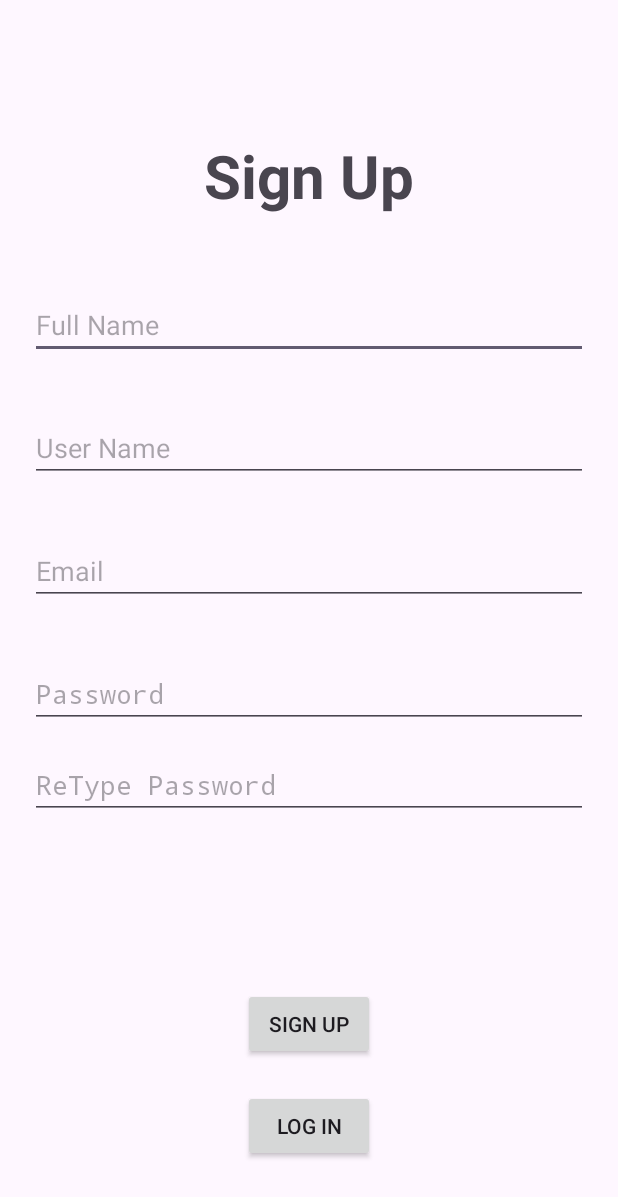
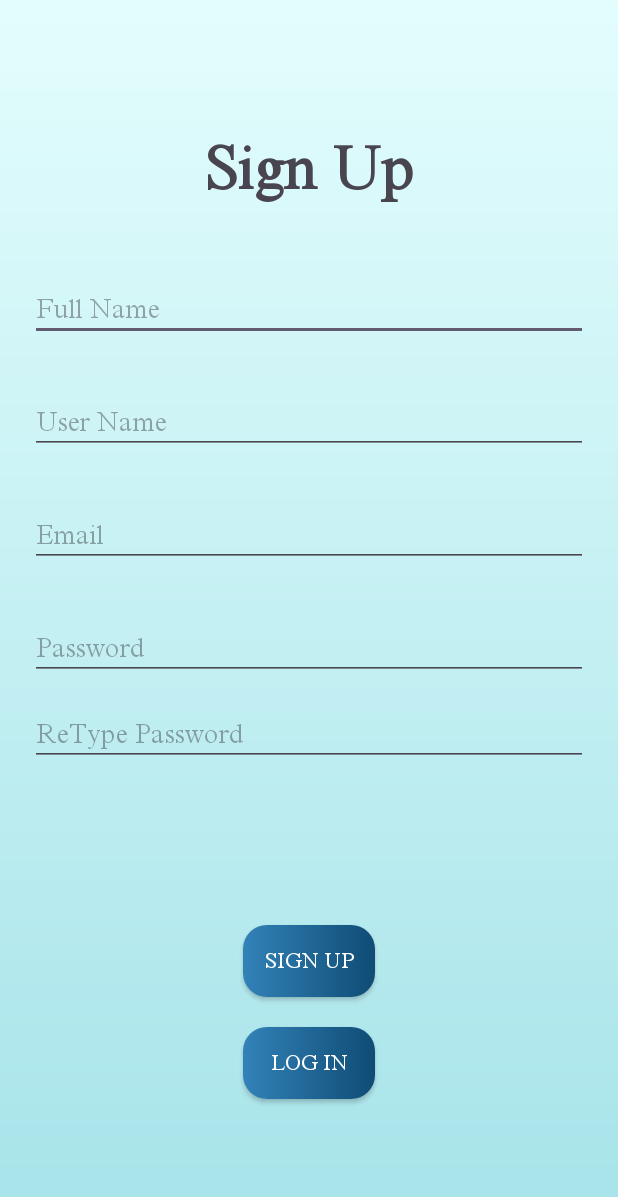
Before and after one commit to VOU-realtimegames-marketing/MobileCustomer, an Android app: the screen it shows after launch (SignUpActivity), after a tap on "SIGN UP", on a phone screen of 412 x 824 dp. Shown: the top 1197 px of the screen. Run offline under Robolectric (Android 15) with nearby library versions, the phone set to English and light mode, and no system bars; libraries missing offline, so code that uses them is left out: io.grpc, vou.proto; 1 other tap on this screen came first.

Commit message:
Layout sơ bộ

```diff
--- /dev/null
+++ b/app/src/main/res/drawable/background.xml
@@ -0,0 +1,8 @@
+<shape xmlns:android="http://schemas.android.com/apk/res/android">
+    <gradient
+        android:angle="270"
+        android:startColor="#E3FDFD"
+        android:endColor="#A6E3E9"
+        android:type="linear">
+    </gradient>
+</shape>
--- /dev/null
+++ b/app/src/main/res/drawable/button_background.xml
@@ -0,0 +1,22 @@
+<selector xmlns:android="http://schemas.android.com/apk/res/android">
+    <item android:state_pressed="true">
+        <shape>
+            <gradient
+                android:angle="0"
+                android:startColor="#1F5BA9"
+                android:endColor="#0B3754"
+                android:type="linear" />
+            <corners android:radius="16dp" />
+        </shape>
+    </item>
+    <item>
+        <shape>
+            <gradient
+                android:angle="0"
+                android:startColor="#3282B8"
+                android:endColor="#0F4C75"
+                android:type="linear" />
+            <corners android:radius="16dp" />
+        </shape>
+    </item>
+</selector>
--- a/app/src/main/res/layout/activity_sign_up.xml
+++ b/app/src/main/res/layout/activity_sign_up.xml
@@ -4,11 +4,13 @@
     android:layout_height="match_parent"
     android:layout_width="match_parent"
     android:orientation="vertical"
-    android:padding="20dp">
+    android:padding="20dp"
+    android:background="@drawable/background">
     <TextView
         android:layout_width="match_parent"
         android:layout_height="wrap_content"
         android:text="Sign Up"
+        android:fontFamily="@font/timesnewroman"
         android:textStyle="bold"
         android:textSize="40sp"
         android:gravity="center"
@@ -19,6 +21,7 @@
         android:layout_marginTop="50dp"
         android:layout_width="match_parent"
         android:layout_height="wrap_content"
+        android:fontFamily="@font/timesnewroman"
         android:hint="Full Name"/>
 
     <TextView
@@ -27,6 +30,7 @@
         android:layout_width="match_parent"
         android:layout_height="wrap_content"
         android:text=""
+        android:fontFamily="@font/timesnewroman"
         android:textColor="@color/error_color"/>
 
     <EditText
@@ -34,6 +38,7 @@
         android:layout_marginTop="15dp"
         android:layout_width="match_parent"
         android:layout_height="wrap_content"
+        android:fontFamily="@font/timesnewroman"
         android:hint="User Name"/>
     <TextView
         android:id="@+id/txtErrorMsgUserName"
@@ -41,6 +46,7 @@
         android:layout_width="match_parent"
         android:layout_height="wrap_content"
         android:text=""
+        android:fontFamily="@font/timesnewroman"
         android:textColor="@color/error_color"/>
 
     <EditText
@@ -48,6 +54,7 @@
         android:layout_marginTop="15dp"
         android:layout_width="match_parent"
         android:layout_height="wrap_content"
+        android:fontFamily="@font/timesnewroman"
         android:hint="Email"/>
     <TextView
         android:id="@+id/txtErrorMsgEmail"
@@ -55,6 +62,7 @@
         android:layout_width="match_parent"
         android:layout_height="wrap_content"
         android:text=""
+        android:fontFamily="@font/timesnewroman"
         android:textColor="@color/error_color"/>
 
     <EditText
@@ -63,6 +71,7 @@
         android:layout_height="wrap_content"
         android:hint="Password"
         android:layout_marginTop="15dp"
+        android:fontFamily="@font/timesnewroman"
         android:inputType="textPassword"
         />
 
@@ -73,6 +82,7 @@
         android:hint="ReType Password"
         android:layout_marginTop="15dp"
         android:inputType="textPassword"
+        android:fontFamily="@font/timesnewroman"
         />
 
 
@@ -83,6 +93,7 @@
         android:textSize="15sp"
         android:layout_marginTop="10dp"
         android:text=""
+        android:fontFamily="@font/timesnewroman"
         android:textColor="@color/error_color"/>
 
     <TextView
@@ -92,14 +103,18 @@
         android:textSize="15sp"
         android:layout_marginTop="10dp"
         android:text=""
+        android:fontFamily="@font/timesnewroman"
         android:textColor="@color/error_color"/>
 
     <Button
         android:id="@+id/btnSignUp"
         android:layout_height="wrap_content"
         android:layout_width="wrap_content"
+        android:background="@drawable/button_background"
         android:layout_gravity="center"
         android:layout_marginTop="50dp"
+        android:fontFamily="@font/timesnewroman"
+        android:textColor="@color/white"
         android:text="Sign Up"/>
 
     <Button
@@ -107,7 +122,10 @@
         android:layout_width="wrap_content"
         android:layout_height="wrap_content"
         android:text="Log In"
+        android:background="@drawable/button_background"
         android:layout_gravity="center"
+        android:fontFamily="@font/timesnewroman"
+        android:textColor="@color/white"
         android:layout_marginTop="20dp"/>
 
 </LinearLayout>
--- a/app/src/main/res/layout/popup_waiting.xml
+++ b/app/src/main/res/layout/popup_waiting.xml
@@ -2,7 +2,7 @@
 <RelativeLayout xmlns:android="http://schemas.android.com/apk/res/android"
     android:layout_width="wrap_content"
     android:layout_height="wrap_content"
-    >
+    android:background="#BBE1FA">
 
     <ProgressBar
         android:id="@+id/prgb"
@@ -21,5 +21,6 @@
         android:layout_below="@+id/prgb"
         android:layout_centerHorizontal="true"
         android:textColor="@android:color/black"
+        android:fontFamily="@font/timesnewroman"
         android:textSize="16sp" />
 </RelativeLayout>
```
Also changed, not shown: app/src/main/res/layout/activity_log_in.xml (+14 -2 lines), app/src/main/res/layout/fragment_event_detail.xml (+10 -1 lines), app/src/main/res/layout/fragment_home.xml (+8 -0 lines), app/src/main/res/layout/item_event.xml (+8 -3 lines), app/src/main/res/font/timesnewroman.ttf (added).
